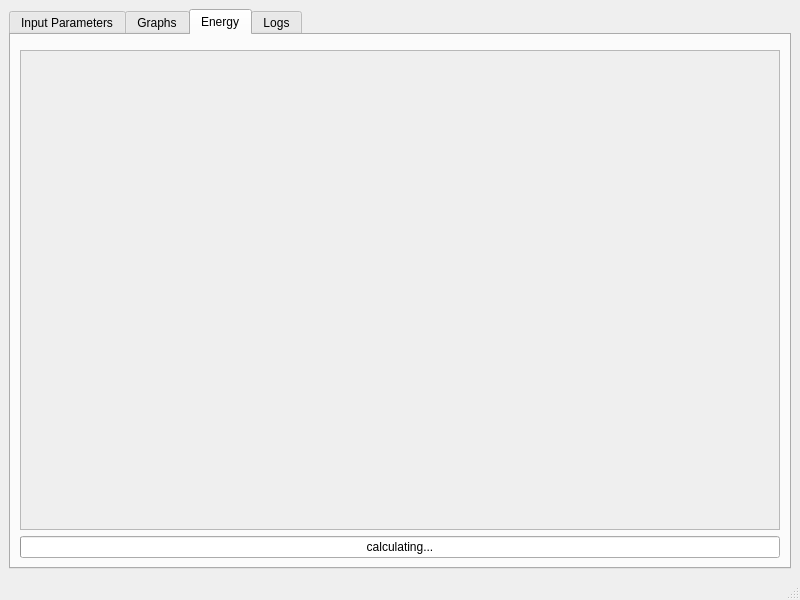
Tiernan8r/Variational_Principle_GUI, file ui/form.ui: the form before one commit.
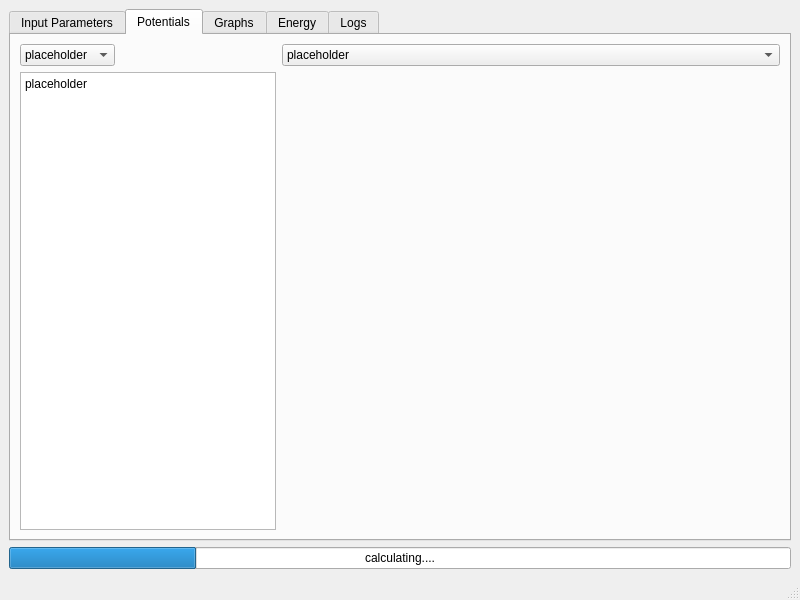
The form after the commit.

Commit message: Implementation of potential selection tab.

Diff of the .ui file:
```diff
--- a/ui/form.ui
+++ b/ui/form.ui
@@ -14,11 +14,23 @@
    <string>The Variational Principle</string>
   </property>
   <widget class="QWidget" name="centralwidget">
+   <property name="minimumSize">
+    <size>
+     <width>0</width>
+     <height>0</height>
+    </size>
+   </property>
    <layout class="QGridLayout" name="gridLayout">
     <item row="0" column="0">
      <widget class="QTabWidget" name="tabInput">
+      <property name="maximumSize">
+       <size>
+        <width>16777215</width>
+        <height>16777215</height>
+       </size>
+      </property>
       <property name="currentIndex">
-       <number>2</number>
+       <number>1</number>
       </property>
       <widget class="QWidget" name="tab">
        <attribute name="title">
@@ -43,7 +55,7 @@
              <x>0</x>
              <y>0</y>
              <width>764</width>
-             <height>412</height>
+             <height>442</height>
             </rect>
            </property>
            <layout class="QGridLayout" name="gridLayout_5">
@@ -264,19 +276,42 @@
           </widget>
          </widget>
         </item>
-        <item row="3" column="0">
-         <widget class="QProgressBar" name="calculationProgress">
-          <property name="value">
-           <number>24</number>
+       </layout>
+      </widget>
+      <widget class="QWidget" name="tab_5">
+       <attribute name="title">
+        <string>Potentials</string>
+       </attribute>
+       <layout class="QFormLayout" name="formLayout">
+        <item row="0" column="0">
+         <widget class="QComboBox" name="potentialsComboBox">
+          <item>
+           <property name="text">
+            <string>placeholder</string>
+           </property>
+          </item>
+         </widget>
+        </item>
+        <item row="0" column="1">
+         <widget class="QComboBox" name="plotTypeBox_2">
+          <item>
+           <property name="text">
+            <string>placeholder</string>
+           </property>
+          </item>
+         </widget>
+        </item>
+        <item row="1" column="0">
+         <widget class="QPlainTextEdit" name="potentialTextEdit">
+          <property name="plainText">
+           <string>placeholder
+</string>
           </property>
-          <property name="textVisible">
-           <bool>true</bool>
-          </property>
-          <property name="format">
-           <string>calculating...</string>
-          </property>
          </widget>
         </item>
+        <item row="1" column="1">
+         <widget class="QWidget" name="potentialGraphWidget" native="true"/>
+        </item>
        </layout>
       </widget>
       <widget class="QWidget" name="tab_2">
@@ -305,6 +340,9 @@
              </item>
             </widget>
            </item>
+           <item row="0" column="0" alignment="Qt::AlignTop">
+            <widget class="QWidget" name="graphsWidget" native="true"/>
+           </item>
            <item row="2" column="0">
             <widget class="QScrollArea" name="graphsScrollArea_2">
              <property name="minimumSize">
@@ -322,7 +360,7 @@
                 <x>0</x>
                 <y>0</y>
                 <width>490</width>
-                <height>386</height>
+                <height>416</height>
                </rect>
               </property>
               <layout class="QGridLayout" name="gridLayout_6">
@@ -461,19 +499,6 @@
              </widget>
             </widget>
            </item>
-           <item row="0" column="0" alignment="Qt::AlignTop">
-            <widget class="QWidget" name="graphsWidget" native="true"/>
-           </item>
-           <item row="3" column="0">
-            <widget class="QProgressBar" name="calculationProgressBar">
-             <property name="value">
-              <number>24</number>
-             </property>
-             <property name="format">
-              <string>calculating...</string>
-             </property>
-            </widget>
-           </item>
           </layout>
          </widget>
         </item>
@@ -495,7 +520,7 @@
              <x>0</x>
              <y>0</y>
              <width>764</width>
-             <height>436</height>
+             <height>466</height>
             </rect>
            </property>
           </widget>
@@ -504,16 +529,6 @@
         <item row="0" column="0">
          <widget class="QWidget" name="energyGraphWidget" native="true"/>
         </item>
-        <item row="2" column="0">
-         <widget class="QProgressBar" name="energyCalculationProgressBar">
-          <property name="value">
-           <number>0</number>
-          </property>
-          <property name="format">
-           <string>calculating...</string>
-          </property>
-         </widget>
-        </item>
        </layout>
       </widget>
       <widget class="QWidget" name="tab_3">
@@ -535,18 +550,27 @@
       </widget>
      </widget>
     </item>
+    <item row="1" column="0" alignment="Qt::AlignBottom">
+     <widget class="QProgressBar" name="globalProgressBar">
+      <property name="value">
+       <number>24</number>
+      </property>
+      <property name="orientation">
+       <enum>Qt::Horizontal</enum>
+      </property>
+      <property name="invertedAppearance">
+       <bool>false</bool>
+      </property>
+      <property name="textDirection">
+       <enum>QProgressBar::TopToBottom</enum>
+      </property>
+      <property name="format">
+       <string>calculating....</string>
+      </property>
+     </widget>
+    </item>
    </layout>
   </widget>
-  <widget class="QMenuBar" name="menubar">
-   <property name="geometry">
-    <rect>
-     <x>0</x>
-     <y>0</y>
-     <width>800</width>
-     <height>30</height>
-    </rect>
-   </property>
-  </widget>
   <widget class="QStatusBar" name="statusbar"/>
  </widget>
  <resources/>
```
The commit also changes 9 other files.
